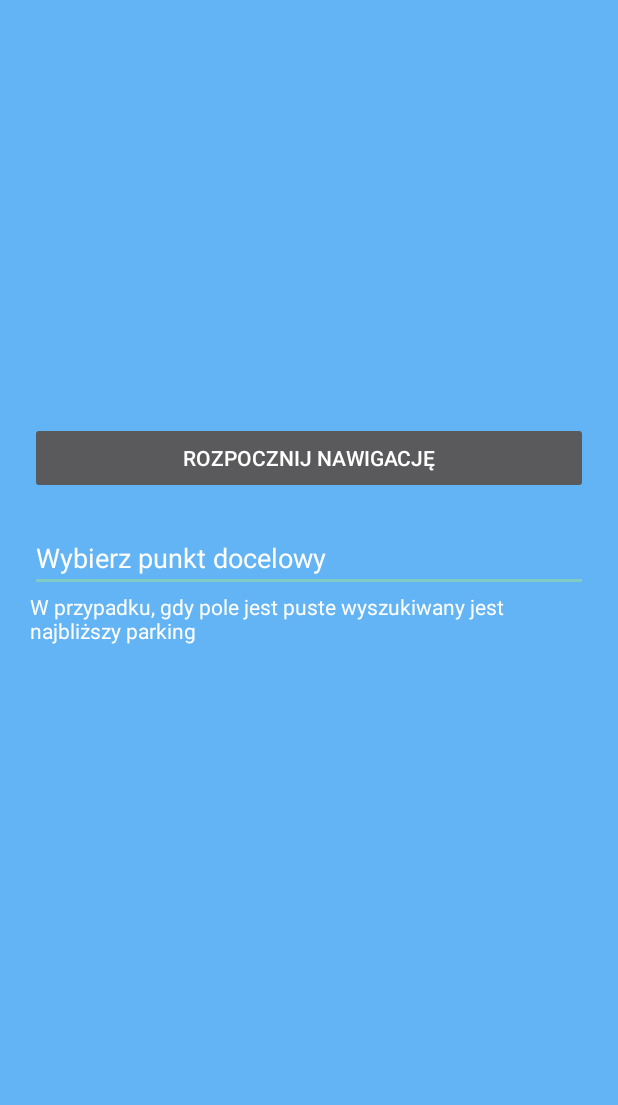
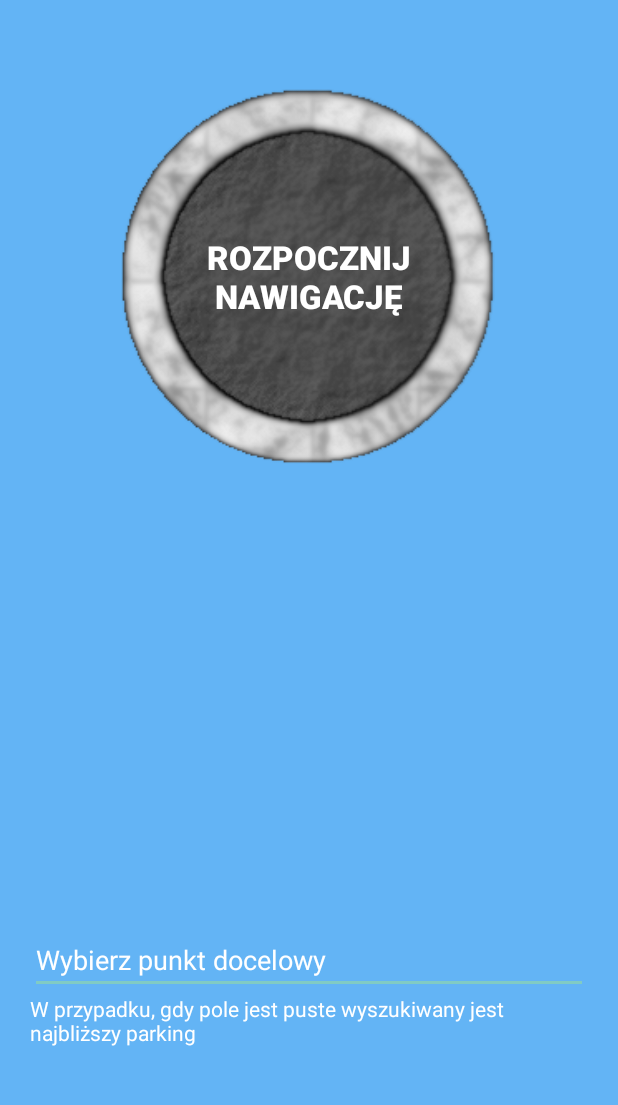
Before and after one commit to glmarcin7/ParkujPL-Mobile, an Android app: the layout fragment_start.xml on its own in the app's theme, with its tools: preview values and no code run, on a phone screen of 412 x 824 dp, the part 84-1189 px from its top. Run offline under Robolectric (Android 15) with nearby library versions, the phone set to English and light mode, and no system bars.

Commit message:
Added start navigation button

```diff
--- a/app/src/main/java/pl/parkujznami/parkujpl_mobile/activities/BaseActivity.java
+++ b/app/src/main/java/pl/parkujznami/parkujpl_mobile/activities/BaseActivity.java
@@ -2,6 +2,7 @@ package pl.parkujznami.parkujpl_mobile.activities;
 
 import android.app.Activity;
 import android.os.Bundle;
+import android.view.WindowManager;
 
 import pl.parkujznami.parkujpl_mobile.R;
 
@@ -13,5 +14,10 @@ public class BaseActivity extends Activity {
     protected void onCreate(Bundle savedInstanceState) {
         super.onCreate(savedInstanceState);
         setContentView(R.layout.activity_base);
+
+        //Suppress the soft-keyboard until the user actually touches the editText View.
+        getWindow().setSoftInputMode(
+                WindowManager.LayoutParams.SOFT_INPUT_STATE_ALWAYS_HIDDEN
+        );
     }
 }
--- /dev/null
+++ b/app/src/main/res/drawable/start_navigation_btn_selector.xml
@@ -0,0 +1,8 @@
+<?xml version="1.0" encoding="utf-8"?>
+<selector xmlns:android="http://schemas.android.com/apk/res/android">
+    <item android:drawable="@drawable/start_navigation_btn_pressed"
+        android:state_pressed="true" />
+    <item android:drawable="@drawable/start_navigation_btn_pressed"
+        android:state_focused="true" />
+    <item android:drawable="@drawable/start_navigation_btn" />
+</selector>
--- a/app/src/main/res/layout/fragment_choose_number_of_free_spots.xml
+++ b/app/src/main/res/layout/fragment_choose_number_of_free_spots.xml
@@ -32,7 +32,7 @@
 
         <Button
             android:id="@+id/btn_little_space"
-            style="@style/FragmentStartAndChooseNumberOfFreeSpotsButton"
+            style="@style/ChooseNumberOfFreeSpotsButton"
             android:text="@string/btn_little_space" />
 
         <Space
@@ -41,7 +41,7 @@
 
         <Button
             android:id="@+id/btn_the_average_amount_of_space"
-            style="@style/FragmentStartAndChooseNumberOfFreeSpotsButton"
+            style="@style/ChooseNumberOfFreeSpotsButton"
             android:text="@string/btn_the_average_amount_of_space" />
 
         <Space
@@ -50,7 +50,7 @@
 
         <Button
             android:id="@+id/btn_a_lot_of_space"
-            style="@style/FragmentStartAndChooseNumberOfFreeSpotsButton"
+            style="@style/ChooseNumberOfFreeSpotsButton"
             android:text="@string/btn_a_lot_of_space" />
 
         <Space
--- a/app/src/main/res/layout/fragment_start.xml
+++ b/app/src/main/res/layout/fragment_start.xml
@@ -39,23 +39,39 @@
 
     </LinearLayout>
 
+    <Button
+        android:id="@+id/btn_navigate"
+        android:layout_width="250dp"
+        android:layout_height="250dp"
+        android:layout_alignParentTop="true"
+        android:layout_centerHorizontal="true"
+        android:layout_marginTop="115dp"
+        android:background="@drawable/start_navigation_btn_selector"
+        android:text="@string/btn_navigate"
+        android:textSize="22sp"
+        android:textStyle="bold"
+        android:visibility="gone"
+        tools:visibility="visible" />
+
+    <ProgressBar
+        android:id="@+id/pb_loading"
+        style="?android:attr/progressBarStyleLarge"
+        android:layout_width="250dp"
+        android:layout_height="250dp"
+        android:layout_alignParentTop="true"
+        android:layout_centerHorizontal="true"
+        android:layout_marginTop="115dp" />
 
     <LinearLayout
         android:layout_width="match_parent"
         android:layout_height="wrap_content"
+        android:layout_alignParentBottom="true"
         android:layout_centerHorizontal="true"
         android:layout_centerVertical="true"
-        android:layout_marginBottom="10dp"
+        android:layout_marginBottom="70dp"
         android:layout_marginLeft="20dp"
         android:layout_marginRight="20dp"
-        android:layout_marginTop="10dp"
         android:orientation="vertical">
-
-        <Button
-            android:id="@+id/btn_navigate"
-            style="@style/FragmentStartAndChooseNumberOfFreeSpotsButton"
-            android:enabled="false"
-            android:text="@string/btn_navigate" />
 
         <View
             android:layout_width="match_parent"
@@ -73,7 +89,7 @@
         <TextView
             android:layout_width="match_parent"
             android:layout_height="wrap_content"
-            android:text="@string/tv_edit_text_explanation"/>
+            android:text="@string/tv_edit_text_explanation" />
 
 
     </LinearLayout>
--- a/app/src/main/res/values/strings.xml
+++ b/app/src/main/res/values/strings.xml
@@ -7,7 +7,7 @@
     <string name="choose_number_of_parking_activity_label">Liczba dostępnych miejsc</string>
 
     <!-- StartFragment -->
-    <string name="btn_navigate">Rozpocznij nawigację</string>
+    <string name="btn_navigate">Rozpocznij\nnawigację</string>
     <string name="getting_available_cities_failed">Pobieranie dostępnych miast nie powiodło się</string>
     <string name="find_parking_fail">Nie odnaleziono żadnego parkingu</string>
     <string name="tv_edit_text_explanation">W przypadku, gdy pole jest puste wyszukiwany jest najbliższy parking</string>
@@ -34,6 +34,16 @@
     <string name="tv_price_des">Cena:</string>
     <string name="tv_availability_des">Dostępność miejsc:</string>
 
+    <!-- enable GPS-->
+    <string name="enable_gps_title">By korzystac z nawigacji trzeba uruchomić GPS</string>
+    <string name="enable_gps">Włącz</string>
+    <string name="cancel_gps">Anuluj</string>
+
+    <!--enable Internet -->
+    <string name="enable_internet_title">By korzystac z nawigacji trzeba uruchomić internet</string>
+    <string name="enable_internet">Włącz</string>
+    <string name="cancel_internt">Anuluj</string>
+
     <!-- Filters -->
     <string-array name="sa_filters">
         <item>Koszt</item>
--- a/app/src/main/res/values/styles.xml
+++ b/app/src/main/res/values/styles.xml
@@ -6,7 +6,7 @@
         <item name="android:textColor">@android:color/white</item>
     </style>
 
-    <style name="FragmentStartAndChooseNumberOfFreeSpotsButton">
+    <style name="ChooseNumberOfFreeSpotsButton">
         <item name="android:layout_width">match_parent</item>
         <item name="android:layout_height">wrap_content</item>
         <item name="android:ellipsize">end</item>
```
Also changed, not shown: app/src/main/AndroidManifest.xml (+7 -4 lines), app/src/main/java/pl/parkujznami/parkujpl_mobile/fragments/StartFragment.java (+8 -1 lines), app/src/main/java/pl/parkujznami/parkujpl_mobile/utils/GPS.java (added, +47 -0 lines), app/src/main/res/drawable-nodpi/start_navigation_btn.png (added), app/src/main/res/drawable-nodpi/start_navigation_btn_pressed.png (added).
